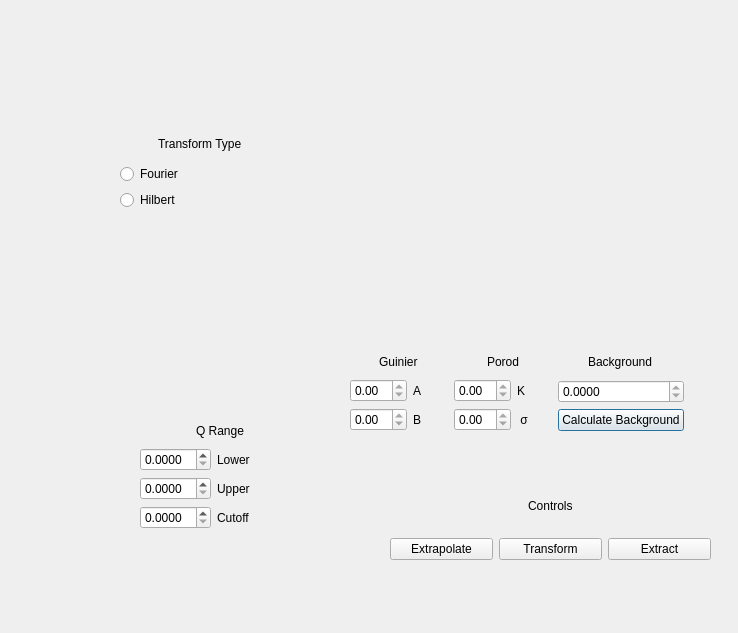
First picture: the form in src/sas/qtgui/Perspectives/Corfunc/UI/CorfuncPanel.ui, repository SasView/sasview, before the edit.
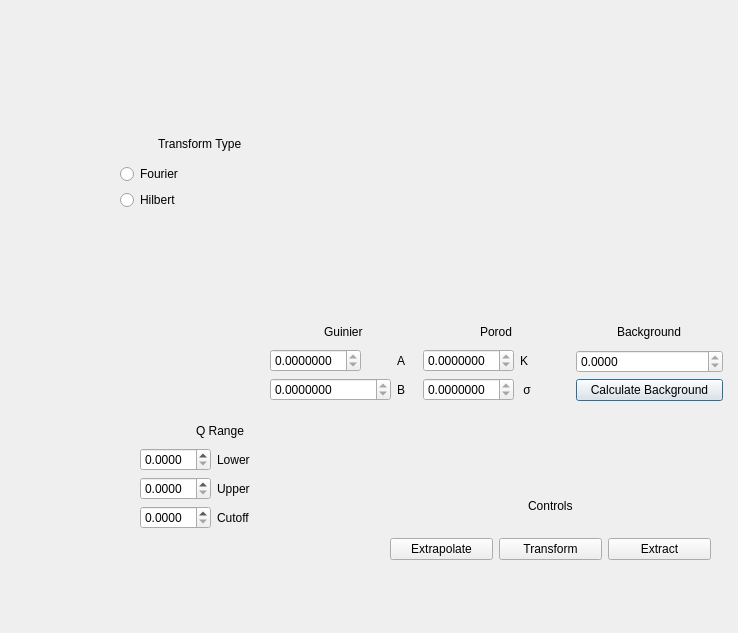
Second picture: the form after the edit.

Commit message: Extrapolate out the curve for Corfunc

```diff
--- a/src/sas/qtgui/Perspectives/Corfunc/UI/CorfuncPanel.ui
+++ b/src/sas/qtgui/Perspectives/Corfunc/UI/CorfuncPanel.ui
@@ -132,9 +132,9 @@
   <widget class="QWidget" name="horizontalLayoutWidget">
    <property name="geometry">
     <rect>
-     <x>350</x>
-     <y>350</y>
-     <width>334</width>
+     <x>270</x>
+     <y>320</y>
+     <width>453</width>
      <height>81</height>
     </rect>
    </property>
@@ -155,6 +155,9 @@
           <property name="readOnly">
            <bool>true</bool>
           </property>
+          <property name="decimals">
+           <number>7</number>
+          </property>
          </widget>
         </item>
         <item row="0" column="1">
@@ -169,6 +172,15 @@
           <property name="readOnly">
            <bool>true</bool>
           </property>
+          <property name="decimals">
+           <number>7</number>
+          </property>
+          <property name="minimum">
+           <double>-1000000.000000000000000</double>
+          </property>
+          <property name="maximum">
+           <double>1000000.000000000000000</double>
+          </property>
          </widget>
         </item>
         <item row="1" column="1">
@@ -198,6 +210,9 @@
           <property name="readOnly">
            <bool>true</bool>
           </property>
+          <property name="decimals">
+           <number>7</number>
+          </property>
          </widget>
         </item>
         <item row="0" column="1">
@@ -212,6 +227,9 @@
           <property name="readOnly">
            <bool>true</bool>
           </property>
+          <property name="decimals">
+           <number>7</number>
+          </property>
          </widget>
         </item>
         <item row="1" column="1">
```
The commit also changes 1 other file.
